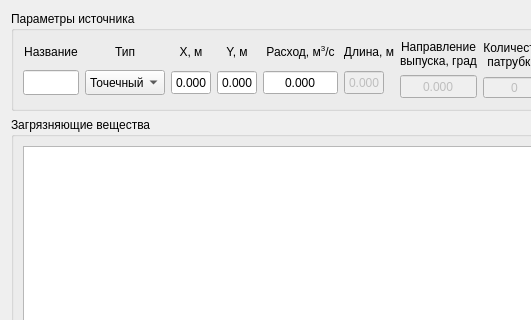
Above: Eco/polutionwidget.ui from cloneyd/OilModeling before the change; both pictures show x 0 to 531 and y 0 to 320 of the 1176 by 664 pixel window. Below: the same form after it.
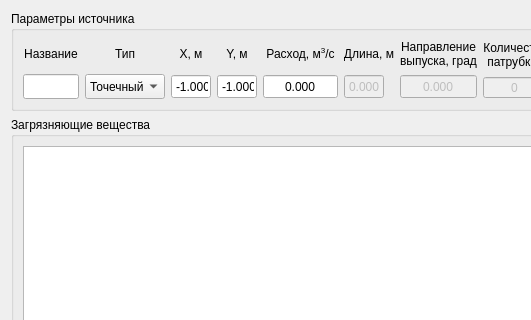
That is the form after the change.

```diff
--- a/Eco/polutionwidget.ui
+++ b/Eco/polutionwidget.ui
@@ -39,7 +39,7 @@
           <property name="maximumSize">
            <size>
             <width>16777215</width>
-            <height>20</height>
+            <height>30</height>
            </size>
           </property>
           <property name="text">
@@ -93,7 +93,7 @@
           <property name="maximumSize">
            <size>
             <width>80</width>
-            <height>20</height>
+            <height>30</height>
            </size>
           </property>
           <property name="text">
@@ -151,7 +151,7 @@
           <property name="maximumSize">
            <size>
             <width>40</width>
-            <height>20</height>
+            <height>30</height>
            </size>
           </property>
           <property name="text">
@@ -194,9 +194,15 @@
           <property name="decimals">
            <number>3</number>
           </property>
+          <property name="minimum">
+           <double>-1.000000000000000</double>
+          </property>
           <property name="maximum">
            <double>100000.000000000000000</double>
           </property>
+          <property name="value">
+           <double>-1.000000000000000</double>
+          </property>
          </widget>
         </item>
        </layout>
@@ -214,7 +220,7 @@
           <property name="maximumSize">
            <size>
             <width>40</width>
-            <height>20</height>
+            <height>30</height>
            </size>
           </property>
           <property name="text">
@@ -257,9 +263,15 @@
           <property name="decimals">
            <number>3</number>
           </property>
+          <property name="minimum">
+           <double>-1.000000000000000</double>
+          </property>
           <property name="maximum">
            <double>100000.000000000000000</double>
           </property>
+          <property name="value">
+           <double>-1.000000000000000</double>
+          </property>
          </widget>
         </item>
        </layout>
@@ -277,7 +289,7 @@
           <property name="maximumSize">
            <size>
             <width>100</width>
-            <height>20</height>
+            <height>30</height>
            </size>
           </property>
           <property name="text">
@@ -340,7 +352,7 @@
           <property name="maximumSize">
            <size>
             <width>50</width>
-            <height>20</height>
+            <height>30</height>
            </size>
           </property>
           <property name="text">
```
Left out of the diff: 6 changed lines with no effect on the pictures.
